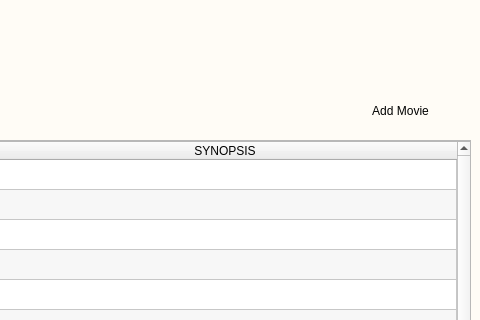
This is Ui_Files/movie_list.ui in edejeed/Movie-Ticketing as Qt 5 draws it before an edit; both pictures show x 330 to 810 and y 0 to 320 of the 810 by 635 pixel window. The edited form follows.
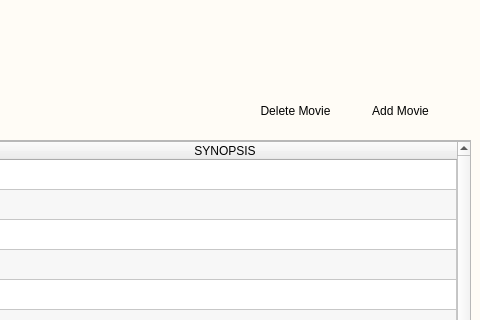
This is the edited form. Icons and pictures are not drawn.

```diff
--- a/Ui_Files/movie_list.ui
+++ b/Ui_Files/movie_list.ui
@@ -548,6 +548,45 @@
       <bool>true</bool>
      </property>
     </widget>
+    <widget class="QPushButton" name="delMovie">
+     <property name="geometry">
+      <rect>
+       <x>410</x>
+       <y>90</y>
+       <width>111</width>
+       <height>41</height>
+      </rect>
+     </property>
+     <property name="cursor">
+      <cursorShape>PointingHandCursor</cursorShape>
+     </property>
+     <property name="styleSheet">
+      <string notr="true">#addTicket{
+border: 1px white;
+border-radius: 10px;
+}
+
+#addTicket:hover{
+background-color: rgb(236, 236, 236);
+}</string>
+     </property>
+     <property name="text">
+      <string>Delete Movie</string>
+     </property>
+     <property name="icon">
+      <iconset>
+       <normaloff>../img/deleteTicket.png</normaloff>../img/deleteTicket.png</iconset>
+     </property>
+     <property name="iconSize">
+      <size>
+       <width>30</width>
+       <height>30</height>
+      </size>
+     </property>
+     <property name="flat">
+      <bool>true</bool>
+     </property>
+    </widget>
    </widget>
    <zorder>mainBG</zorder>
    <zorder>navigationBG</zorder>
```
